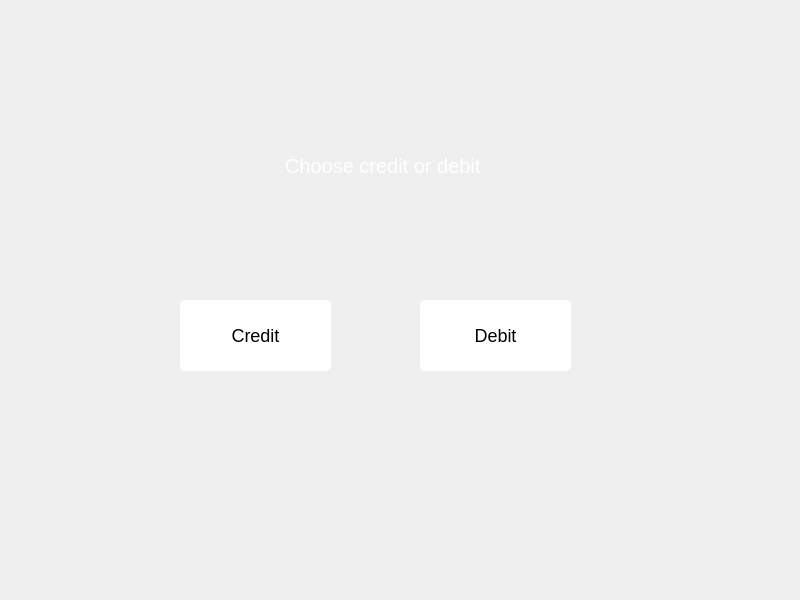
This is frontend/chooseaccount.ui in 22kmo-project/group_14 as Qt 5 draws it before an edit. The edited form follows.
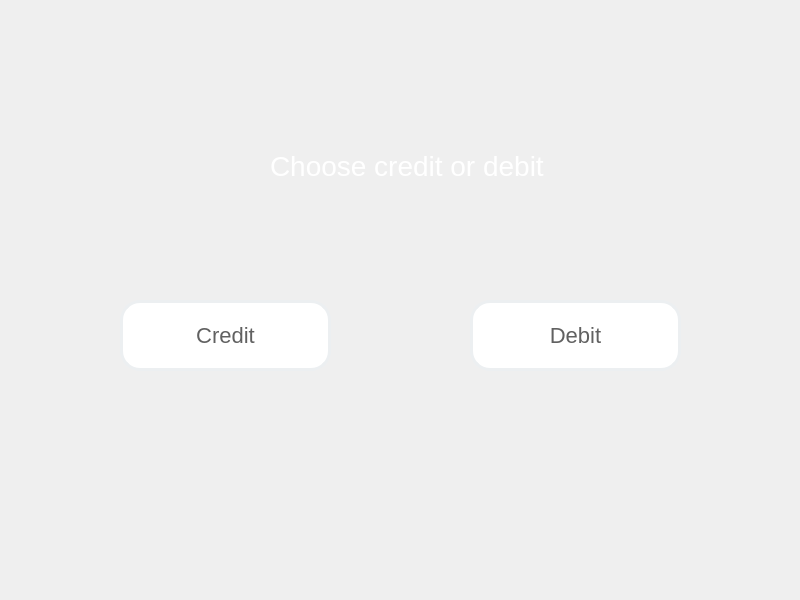
This is the edited form.

What changed in the file:
```diff
--- a/frontend/chooseaccount.ui
+++ b/frontend/chooseaccount.ui
@@ -16,9 +16,9 @@
   <widget class="QPushButton" name="creditButton">
    <property name="geometry">
     <rect>
-     <x>180</x>
+     <x>120</x>
      <y>300</y>
-     <width>151</width>
+     <width>211</width>
      <height>71</height>
     </rect>
    </property>
@@ -33,10 +33,10 @@
    <property name="styleSheet">
     <string notr="true">QPushButton {
 background-color: rgb(255, 255, 255);
-color: rgb(0, 0, 0);
-border-radius:5px;
-padding:5 5px;
-font-size:18px;
+color: #616161;
+border-radius:20px;
+font-size:22px;
+border:3px solid #ECEFF1;
 }
 QPushButton:hover {
 background-color: rgb(245, 245, 245);
@@ -53,9 +53,9 @@
   <widget class="QPushButton" name="debitButton">
    <property name="geometry">
     <rect>
-     <x>420</x>
+     <x>470</x>
      <y>300</y>
-     <width>151</width>
+     <width>211</width>
      <height>71</height>
     </rect>
    </property>
@@ -70,10 +70,10 @@
    <property name="styleSheet">
     <string notr="true">QPushButton {
 background-color: rgb(255, 255, 255);
-color: rgb(0, 0, 0);
-border-radius:5px;
-padding:5 5px;
-font-size:18px;
+color: #616161;
+border-radius:20px;
+font-size:22px;
+border:3px solid #ECEFF1;
 }
 QPushButton:hover {
 background-color: rgb(245, 245, 245);
@@ -92,15 +92,13 @@
     <rect>
      <x>270</x>
      <y>140</y>
-     <width>221</width>
+     <width>401</width>
      <height>51</height>
     </rect>
    </property>
    <property name="styleSheet">
-    <string notr="true">border-radius:5px;
-padding:0 10px;
-color:white;
-font-size:20px;</string>
+    <string notr="true">color:white;
+font-size:28px;</string>
    </property>
    <property name="text">
     <string>Choose credit or debit</string>
```
Left out of the diff: 14 changed lines with no effect on the pictures.
